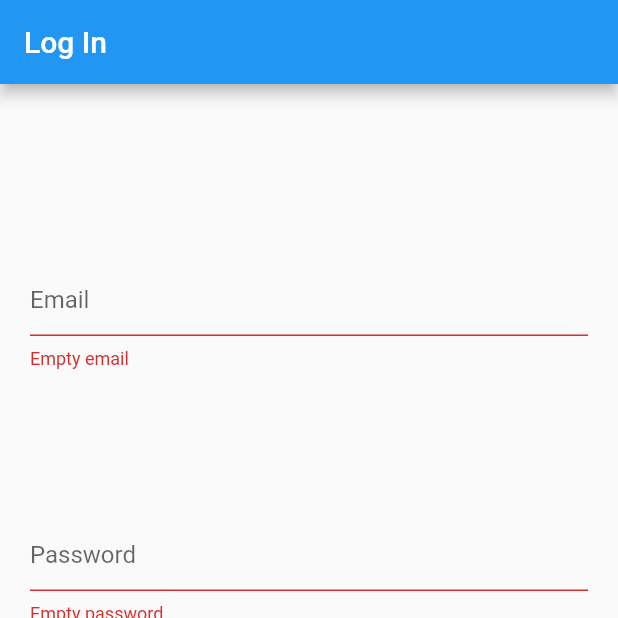
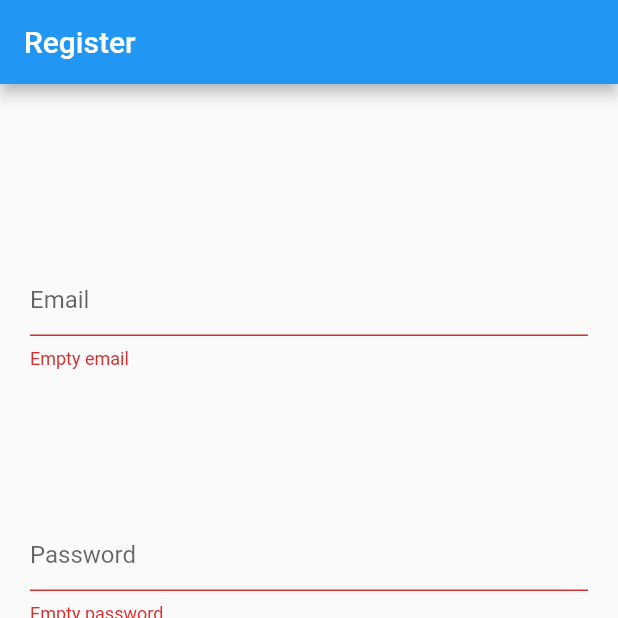
Before and after one commit to dpalencia/EasyEats, a Flutter app: the screen it shows after launch, after a tap on "Log In", after a tap on "Create a new account", after a tap on "Register", on a phone screen of 412 x 824 dp, the top half of it. Run offline on Flutter 3.47's test engine with Material 2 defaults, Android fonts, the phone set to English and light mode, and no system bars; our stand-ins replace cloud_firestore, firebase_auth; accounts and stored records are empty.

Commit message:
Drawer Menu + Login Fixes

```diff
--- a/Source Code/lib/screens/Home.dart
+++ b/Source Code/lib/screens/Home.dart
@@ -4,13 +4,10 @@ import 'package:odysseusrecipes/screens/Root.dart';
 
 class Home extends StatelessWidget {
 
-  final logoutCallBack;
-
-  Home(this.logoutCallBack);
 
   @override build(BuildContext context) {
     return Scaffold(
-        drawer: mainDrawer(context.findAncestorStateOfType<RootState>()),
+        drawer: mainDrawer(context),
         backgroundColor: Colors.amber[400],
         appBar: AppBar(
           title: Text('Recipe App'),
--- a/Source Code/lib/screens/IngredientsList.dart
+++ b/Source Code/lib/screens/IngredientsList.dart
@@ -10,6 +10,7 @@ class IngredientsList extends StatelessWidget {
   // to the DB and update itself with live data.
   // The streambuilder will rebuild everything beneath,
   // any time the data changes.
+
   Widget _buildBody(BuildContext context) {
     return StreamBuilder<QuerySnapshot> (
       // The firestore snapshots() function
@@ -21,7 +22,7 @@ class IngredientsList extends StatelessWidget {
         // ListView widget which will hold our list of ingredients.
         if(!snapshot.hasData) return LinearProgressIndicator();
         return _buildList(context, snapshot.data.documents);
-      },
+      }
     );
   }
 
--- a/Source Code/lib/screens/LoginScreen.dart
+++ b/Source Code/lib/screens/LoginScreen.dart
@@ -28,20 +28,25 @@ class LoginScreenState extends State<LoginScreen> {
   Widget build(BuildContext context) {
     return Scaffold(
       appBar: AppBar(
-        title: Text("Log In")
+        title: _register ? Text("Register") : Text("Login")
       ),
-      body: theForm(context)
+      body:  Builder(
+        builder: (BuildContext context) {
+          return theForm(context);
+        }
+      )
     );
   }
 
-  Widget theForm(context) {
+
+  Widget theForm(BuildContext context) {
     if(_register)
-      return showRegisterForm();
+      return showRegisterForm(context);
     else
       return showLoginForm(context);
   }
 
-  Widget showRegisterForm() {
+  Widget showRegisterForm(BuildContext context) {
     return Container(
       margin: const EdgeInsets.all(20.0),
       child: Form(
@@ -52,7 +57,7 @@ class LoginScreenState extends State<LoginScreen> {
           children: <Widget>[
             emailInput(),
             passwordInput(),
-            registerButton(),
+            registerButton(context),
             returnToLogin()
           ]
         )
@@ -60,7 +65,7 @@ class LoginScreenState extends State<LoginScreen> {
     );
   }
 
-    Widget registerButton() {
+    Widget registerButton(BuildContext context) {
     return Padding(
         padding: EdgeInsets.fromLTRB(0.0, 45.0, 0.0, 45.0),
         child: SizedBox(
@@ -73,7 +78,7 @@ class LoginScreenState extends State<LoginScreen> {
             child: Text(
                 "Register",
                 style: TextStyle(fontSize: 20.0, color: Colors.white)),
-            onPressed: createAnAccount,
+            onPressed: () { createAnAccount(context); },
           ),
         ));
   }
@@ -176,7 +181,7 @@ class LoginScreenState extends State<LoginScreen> {
         );
   }
 
-  void validate(BuildContext context) async {
+  void validate(BuildContext context) {
     if(_formKey.currentState.validate() == false) { // Validate the fields
       return;
     }
@@ -186,7 +191,7 @@ class LoginScreenState extends State<LoginScreen> {
 
   }
 
-  void createAnAccount() async {
+  void createAnAccount(BuildContext context) async {
     if(_formKey.currentState.validate() == false) {
       return;
     }
@@ -202,6 +207,10 @@ class LoginScreenState extends State<LoginScreen> {
       );
     } catch(signupError) {
       print("Error:" + signupError.toString());
+      Scaffold.of(context).showSnackBar(SnackBar(
+        content: Text("That email address is already in use!")
+        )
+      );
       return;
     }
   }
--- a/Source Code/lib/screens/Root.dart
+++ b/Source Code/lib/screens/Root.dart
@@ -20,7 +20,7 @@ class RootState extends State<Root> {
     if(_user == null) {
       return LoginScreen(widget._auth);
     } else {
-      return Home(logoutCallBack);
+      return Home();
     }
   }
 
```
Also changed, not shown: Source Code/lib/functions/UIHelpers.dart (+16 -4 lines), Source Code/lib/functions/accountHelpers.dart (+8 -2 lines).
